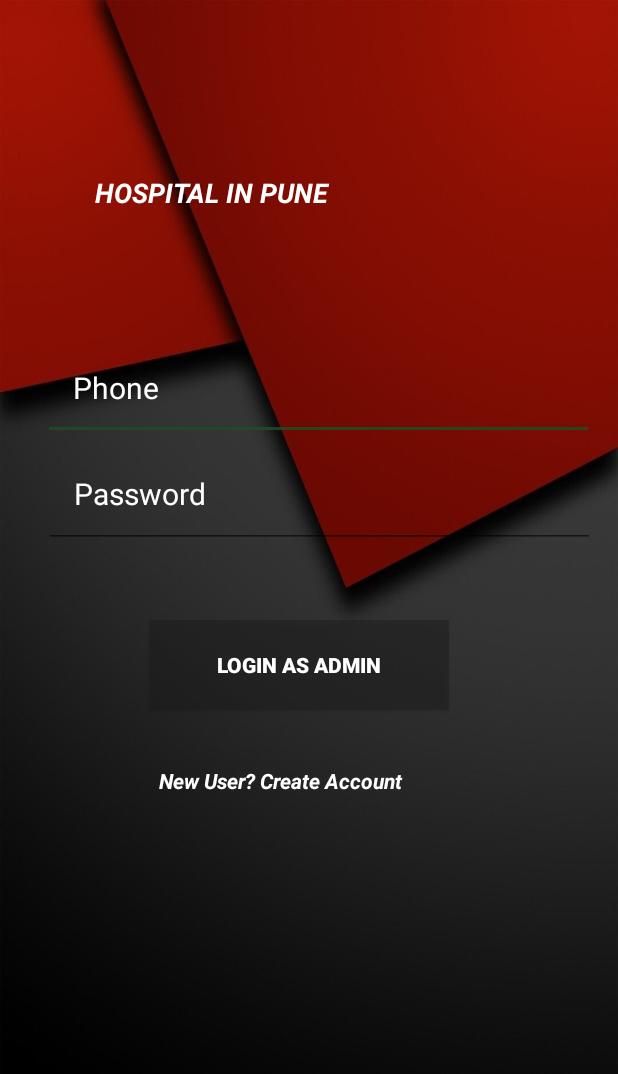
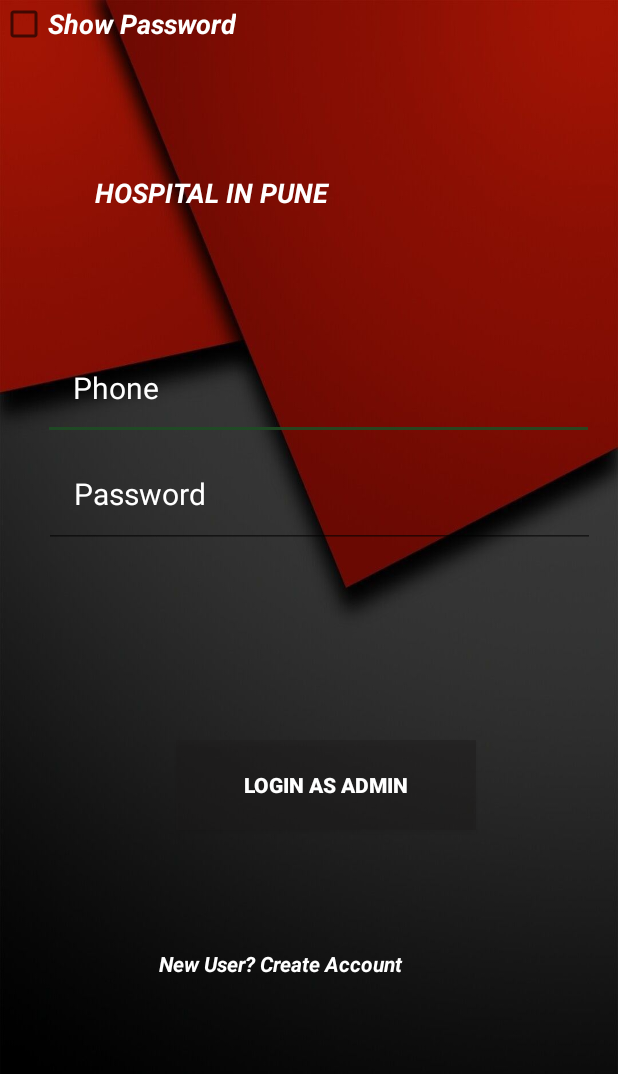
Before and after one commit to vikasvarnekar3/HospitalApp, an Android app: the Login_admin screen opened directly, with no data from a screen before it, on a phone screen of 412 x 824 dp. Shown: the top 1074 px of the screen. Run offline under Robolectric (Android 15) with nearby library versions, the phone set to English and light mode, and no system bars; our stand-ins replace Firebase (no records; nobody signed in at launch, a user with empty details on screens opened directly).

Commit message:
changes in login and register pages

```diff
--- a/app/src/main/res/layout/activity_login_admin.xml
+++ b/app/src/main/res/layout/activity_login_admin.xml
@@ -63,7 +63,20 @@
         app:layout_constraintEnd_toEndOf="parent"
         app:layout_constraintHorizontal_bias="0.659"
         app:layout_constraintStart_toStartOf="parent"
-        app:layout_constraintTop_toBottomOf="@+id/login_phone_admin"></EditText>
+        app:layout_constraintTop_toBottomOf="@+id/login_phone_admin"/>
+
+    <CheckBox
+        android:layout_width="wrap_content"
+        android:layout_height="wrap_content"
+        android:text="Show Password"
+        android:textColor="@color/white"
+        android:textColorHighlight="@color/white"
+        android:textColorHint="@color/white"
+        android:textColorLink="@color/white"
+        android:textSize="18sp"
+        android:textStyle="bold|italic"
+        tools:layout_editor_absoluteX="139dp"
+        tools:layout_editor_absoluteY="378dp" />
 
     <Button
 
@@ -72,7 +85,7 @@
         android:layout_height="60dp"
         android:layout_marginStart="16dp"
         android:layout_marginLeft="16dp"
-        android:layout_marginTop="48dp"
+        android:layout_marginTop="128dp"
         android:layout_marginEnd="16dp"
         android:layout_marginRight="16dp"
         android:background="#6B1E1C1C"
@@ -81,7 +94,7 @@
         android:textColor="@android:color/white"
         android:textStyle="bold"
         app:layout_constraintEnd_toEndOf="parent"
-        app:layout_constraintHorizontal_bias="0.463"
+        app:layout_constraintHorizontal_bias="0.564"
         app:layout_constraintStart_toStartOf="parent"
         app:layout_constraintTop_toBottomOf="@+id/login_password_admin" />
 
@@ -103,7 +116,7 @@
         app:layout_constraintHorizontal_bias="0.618"
         app:layout_constraintStart_toStartOf="parent"
         app:layout_constraintTop_toBottomOf="@+id/login_admin"
-        app:layout_constraintVertical_bias="0.005" />
+        app:layout_constraintVertical_bias="0.223" />
 
     <ProgressBar
         android:id="@+id/progressBar2"
--- a/build.gradle
+++ b/build.gradle
@@ -8,7 +8,7 @@ buildscript {
     }
     dependencies {
         classpath 'com.android.tools.build:gradle:3.5.3'
-        classpath 'com.google.gms:google-services:4.3.3'
+        classpath 'com.google.gms:google-services:4.3.4'
         // NOTE: Do not place your application dependencies here; they belong
         // in the individual module build.gradle files
     }
```
